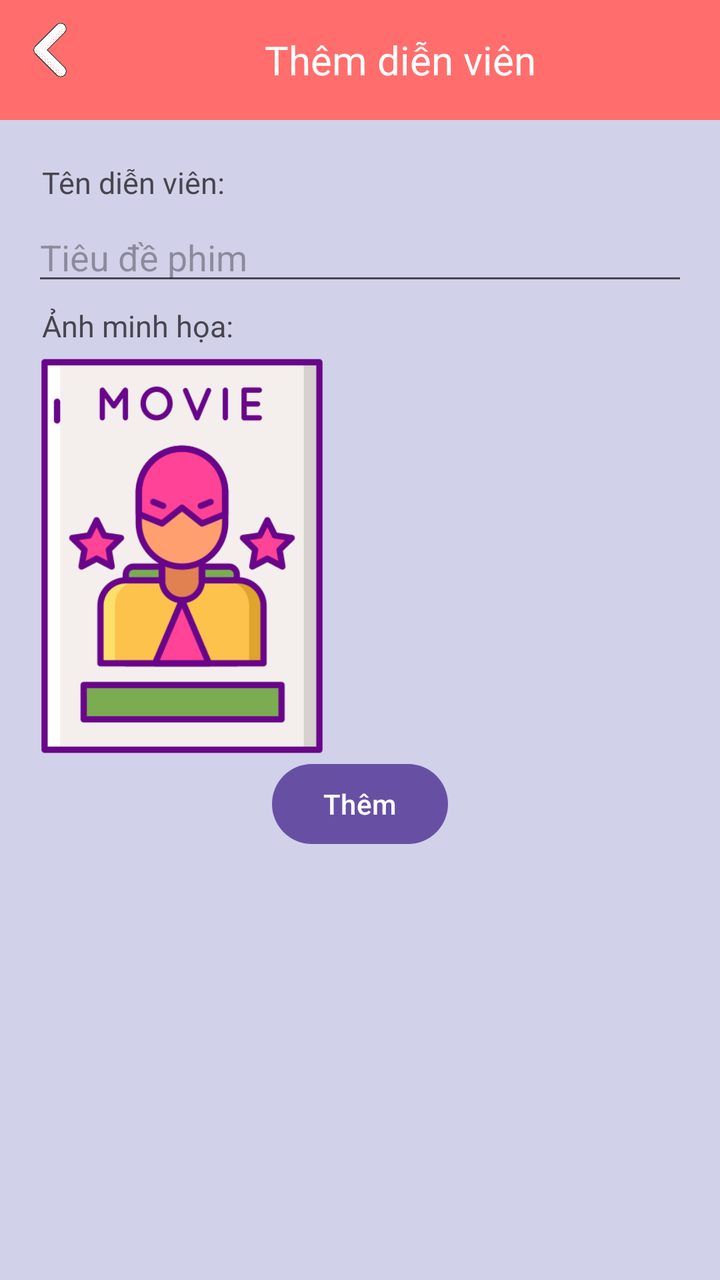
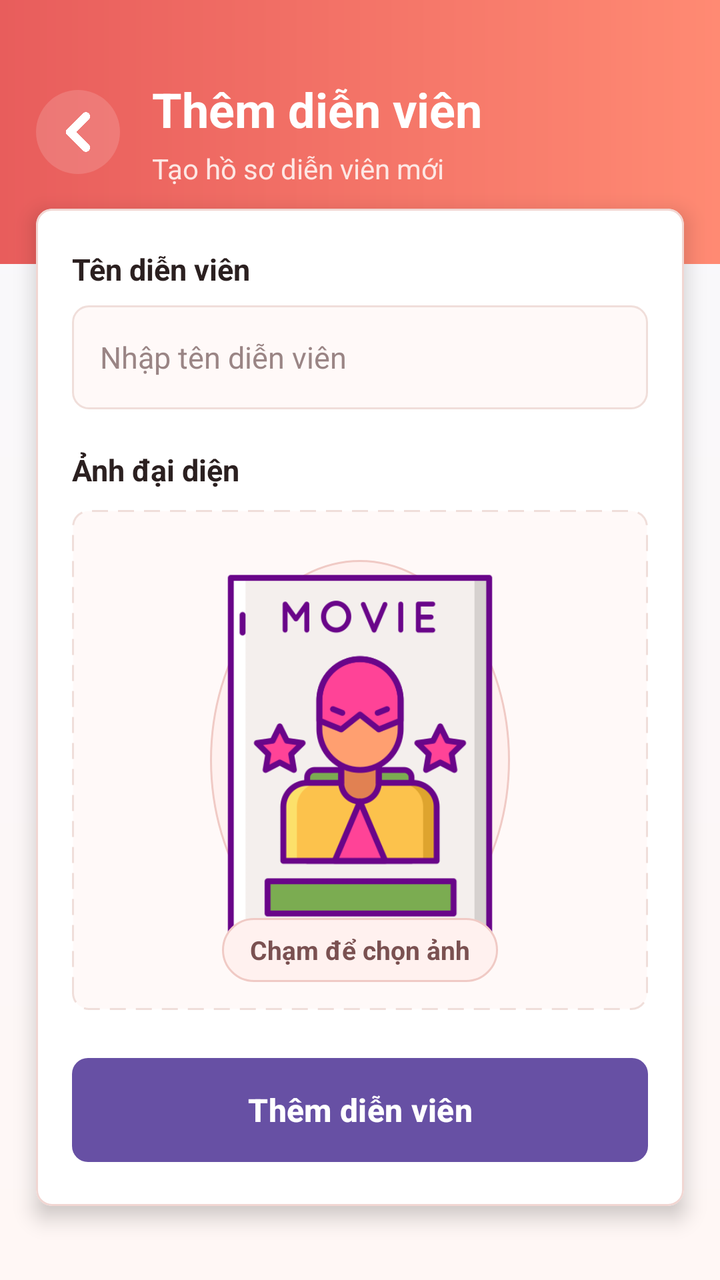

An Android layout rendered at two revisions. The XML below is the earlier revision; the diff shows what the commit changed to produce the second picture.
<!-- AndroidManifest.xml: application theme Theme.DanhGiaPhim -->
<!-- res/layout/activity_add_actor.xml -->
<?xml version="1.0" encoding="utf-8"?>
<ScrollView xmlns:android="http://schemas.android.com/apk/res/android"
    android:layout_width="match_parent"
    android:layout_height="match_parent"
    android:background="#d1d1e9">

    <LinearLayout
        android:layout_width="match_parent"
        android:layout_height="wrap_content"
        android:orientation="vertical">

        <LinearLayout
            android:layout_width="match_parent"
            android:layout_height="60dp"
            android:orientation="horizontal"
            android:background="#ff6e6c">

            <ImageView
                android:id="@+id/btnBackToActorListFromAddActor"
                android:layout_width="30dp"
                android:layout_height="30dp"
                android:src="@drawable/ic_back"
                android:layout_gravity="center"
                android:layout_marginLeft="10dp"
                android:layout_marginBottom="5dp">
            </ImageView>
            <TextView
                android:layout_width="match_parent"
                android:layout_height="wrap_content"
                android:textSize="20dp"
                android:text="Thêm diễn viên"
                android:textColor="@color/white"
                android:layout_gravity="center"
                android:textAlignment="center">

            </TextView>

        </LinearLayout>
        <LinearLayout
            android:layout_width="match_parent"
            android:layout_height="match_parent"
            android:orientation="vertical"
            android:padding="16dp">

            
            <TextView
                android:layout_width="match_parent"
                android:layout_height="wrap_content"
                android:text="Tên diễn viên:"
                android:layout_margin="5dp"
                android:textSize="15dp"
                >
            </TextView>
            <EditText
                android:id="@+id/edtAddActorName"
                android:layout_width="match_parent"
                android:layout_height="wrap_content"
                android:hint="Tiêu đề phim" />


            
            <TextView
                android:layout_width="match_parent"
                android:layout_height="wrap_content"
                android:text="Ảnh minh họa:"
                android:layout_margin="5dp"
                android:textSize="15dp"
                >
            </TextView>
            <ImageView
                android:id="@+id/imgAddActorPoster"
                android:layout_width="150dp"
                android:layout_height="200dp"
                android:scaleType="centerCrop"
                android:src="@drawable/ic_poster" />

            
            <Button
                android:id="@+id/btnAddActor"
                android:layout_width="wrap_content"
                android:layout_height="wrap_content"
                android:layout_gravity="center"
                android:text="Thêm" />
        </LinearLayout>


    </LinearLayout>
</ScrollView>
<!-- resources referenced by this layout -->
<resources>
  <color name="white">#FFFFFFFF</color>
  <!-- drawable ic_back: png bitmap (drawable, 13936 bytes) -->
  <!-- drawable ic_poster: png bitmap (drawable, 27202 bytes) -->
  <style name="Theme.DanhGiaPhim" parent="Base.Theme.DanhGiaPhim" />
  <style name="Base.Theme.DanhGiaPhim" parent="Theme.Material3.DayNight.NoActionBar">
          
          
      </style>
</resources>

<!-- the commit's change to res/layout/activity_add_actor.xml (unified diff, before → after) -->
@@ -1,8 +1,11 @@
 <?xml version="1.0" encoding="utf-8"?>
 <ScrollView xmlns:android="http://schemas.android.com/apk/res/android"
+    xmlns:app="http://schemas.android.com/apk/res-auto"
+    xmlns:tools="http://schemas.android.com/tools"
     android:layout_width="match_parent"
     android:layout_height="match_parent"
-    android:background="#d1d1e9">
+    android:background="@drawable/bg_actor_list_screen"
+    android:fillViewport="true">
 
     <LinearLayout
         android:layout_width="match_parent"
@@ -11,78 +14,147 @@
 
         <LinearLayout
             android:layout_width="match_parent"
-            android:layout_height="60dp"
+            android:layout_height="132dp"
+            android:background="@drawable/bg_actor_list_header"
+            android:gravity="center_vertical"
             android:orientation="horizontal"
-            android:background="#ff6e6c">
+            android:paddingStart="18dp"
+            android:paddingEnd="18dp">
 
             <ImageView
                 android:id="@+id/btnBackToActorListFromAddActor"
-                android:layout_width="30dp"
-                android:layout_height="30dp"
+                android:layout_width="42dp"
+                android:layout_height="42dp"
+                android:background="@drawable/bg_actor_toolbar_button"
+                android:contentDescription="Quay lại"
+                android:padding="10dp"
                 android:src="@drawable/ic_back"
-                android:layout_gravity="center"
-                android:layout_marginLeft="10dp"
-                android:layout_marginBottom="5dp">
-            </ImageView>
-            <TextView
+                app:tint="@color/white" />
+
+            <LinearLayout
+                android:layout_width="0dp"
+                android:layout_height="wrap_content"
+                android:layout_marginStart="16dp"
+                android:layout_weight="1"
+                android:orientation="vertical">
+
+                <TextView
+                    android:layout_width="match_parent"
+                    android:layout_height="wrap_content"
+                    android:text="Thêm diễn viên"
+                    android:textColor="@color/white"
+                    android:textSize="24sp"
+                    android:textStyle="bold" />
+
+                <TextView
+                    android:layout_width="match_parent"
+                    android:layout_height="wrap_content"
+                    android:layout_marginTop="4dp"
+                    android:text="Tạo hồ sơ diễn viên mới"
+                    android:textColor="#FDE7E4"
+                    android:textSize="14sp" />
+            </LinearLayout>
+        </LinearLayout>
+
+        <com.google.android.material.card.MaterialCardView
+            android:layout_width="match_parent"
+            android:layout_height="wrap_content"
+            android:layout_marginStart="18dp"
+            android:layout_marginTop="-28dp"
+            android:layout_marginEnd="18dp"
+            android:layout_marginBottom="24dp"
+            app:cardBackgroundColor="@color/white"
+            app:cardCornerRadius="8dp"
+            app:cardElevation="6dp"
+            app:strokeColor="#F1D6D2"
+            app:strokeWidth="1dp">
+
+            <LinearLayout
                 android:layout_width="match_parent"
                 android:layout_height="wrap_content"
-                android:textSize="20dp"
-                android:text="Thêm diễn viên"
-                android:textColor="@color/white"
-                android:layout_gravity="center"
-                android:textAlignment="center">
+                android:orientation="vertical"
+                android:paddingStart="18dp"
+                android:paddingTop="20dp"
+                android:paddingEnd="18dp"
+                android:paddingBottom="22dp">
 
-            </TextView>
+                <TextView
+                    android:layout_width="match_parent"
+                    android:layout_height="wrap_content"
+                    android:text="Tên diễn viên"
+                    android:textColor="#2B2020"
+                    android:textSize="15sp"
+                    android:textStyle="bold" />
 
-        </LinearLayout>
-        <LinearLayout
-            android:layout_width="match_parent"
-            android:layout_height="match_parent"
-            android:orientation="vertical"
-            android:padding="16dp">
+                <EditText
+                    android:id="@+id/edtAddActorName"
+                    android:layout_width="match_parent"
+                    android:layout_height="52dp"
+                    android:layout_marginTop="8dp"
+                    android:background="@drawable/bg_actor_form_input"
+                    android:hint="Nhập tên diễn viên"
+                    android:inputType="textPersonName"
+                    android:maxLines="1"
+                    android:paddingStart="14dp"
+                    android:paddingEnd="14dp"
+                    android:textColor="#241B1B"
+                    android:textColorHint="#9A8585"
+                    android:textSize="15sp" />
 
-            
-            <TextView
-                android:layout_width="match_parent"
-                android:layout_height="wrap_content"
-                android:text="Tên diễn viên:"
-                android:layout_margin="5dp"
-                android:textSize="15dp"
-                >
-            </TextView>
-            <EditText
-                android:id="@+id/edtAddActorName"
-                android:layout_width="match_parent"
-                android:layout_height="wrap_content"
-                android:hint="Tiêu đề phim" />
+                <TextView
+                    android:layout_width="match_parent"
+                    android:layout_height="wrap_content"
+                    android:layout_marginTop="20dp"
+                    android:text="Ảnh đại diện"
+                    android:textColor="#2B2020"
+                    android:textSize="15sp"
+                    android:textStyle="bold" />
 
+                <FrameLayout
+                    android:layout_width="match_parent"
+                    android:layout_height="250dp"
+                    android:layout_marginTop="10dp"
+                    android:background="@drawable/bg_actor_image_picker"
+                    android:padding="14dp">
 
-            
-            <TextView
-                android:layout_width="match_parent"
-                android:layout_height="wrap_content"
-                android:text="Ảnh minh họa:"
-                android:layout_margin="5dp"
-                android:textSize="15dp"
-                >
-            </TextView>
-            <ImageView
-                android:id="@+id/imgAddActorPoster"
-                android:layout_width="150dp"
-                android:layout_height="200dp"
-                android:scaleType="centerCrop"
-                android:src="@drawable/ic_poster" />
+                    <ImageView
+                        android:id="@+id/imgAddActorPoster"
+                        android:layout_width="150dp"
+                        android:layout_height="200dp"
+                        android:layout_gravity="center"
+                        android:background="@drawable/bg_actor_avatar"
+                        android:contentDescription="Chọn ảnh đại diện"
+                        android:padding="6dp"
+                        android:scaleType="centerCrop"
+                        android:src="@drawable/ic_poster" />
 
-            
-            <Button
-                android:id="@+id/btnAddActor"
-                android:layout_width="wrap_content"
-                android:layout_height="wrap_content"
-                android:layout_gravity="center"
-                android:text="Thêm" />
-        </LinearLayout>
+                    <TextView
+                        android:layout_width="wrap_content"
+                        android:layout_height="32dp"
+                        android:layout_gravity="bottom|center_horizontal"
+                        android:background="@drawable/bg_actor_image_picker_badge"
+                        android:gravity="center"
+                        android:paddingStart="14dp"
+                        android:paddingEnd="14dp"
+                        android:text="Chạm để chọn ảnh"
+                        android:textColor="#7A5151"
+                        android:textSize="13sp"
+                        android:textStyle="bold" />
+                </FrameLayout>
 
-
+                <Button
+                    android:id="@+id/btnAddActor"
+                    android:layout_width="match_parent"
+                    android:layout_height="52dp"
+                    android:layout_marginTop="24dp"
+                    android:background="@drawable/bg_actor_primary_button"
+                    android:text="Thêm diễn viên"
+                    android:textAllCaps="false"
+                    android:textColor="@color/white"
+                    android:textSize="16sp"
+                    android:textStyle="bold"
+                    tools:ignore="TextContrastCheck" />
+            </LinearLayout>
+        </com.google.android.material.card.MaterialCardView>
     </LinearLayout>
 </ScrollView>
<!-- resource entries referenced after the edit -->
@@ -1,6 +1,106 @@
 <!-- resources referenced by this layout -->
 <resources>
   <color name="white">#FFFFFFFF</color>
+  <!-- drawable bg_actor_avatar (drawable) -->
+  <?xml version="1.0" encoding="utf-8"?>
+  <shape xmlns:android="http://schemas.android.com/apk/res/android"
+      android:shape="oval">
+      <solid android:color="#FFF1EF" />
+      <stroke
+          android:width="1dp"
+          android:color="#F0CAC5" />
+  </shape>
+  <!-- drawable bg_actor_form_input (drawable) -->
+  <?xml version="1.0" encoding="utf-8"?>
+  <selector xmlns:android="http://schemas.android.com/apk/res/android">
+      <item android:state_focused="true">
+          <shape android:shape="rectangle">
+              <solid android:color="#FFFFFF" />
+              <stroke
+                  android:width="2dp"
+                  android:color="#E85D5C" />
+              <corners android:radius="8dp" />
+          </shape>
+      </item>
+      <item>
+          <shape android:shape="rectangle">
+              <solid android:color="#FFF9F8" />
+              <stroke
+                  android:width="1dp"
+                  android:color="#F0DEDA" />
+              <corners android:radius="8dp" />
+          </shape>
+      </item>
+  </selector>
+  <!-- drawable bg_actor_image_picker (drawable) -->
+  <?xml version="1.0" encoding="utf-8"?>
+  <shape xmlns:android="http://schemas.android.com/apk/res/android">
+      <solid android:color="#FFF9F8" />
+      <stroke
+          android:width="1dp"
+          android:color="#F0DEDA"
+          android:dashWidth="8dp"
+          android:dashGap="5dp" />
+      <corners android:radius="8dp" />
+  </shape>
+  <!-- drawable bg_actor_image_picker_badge (drawable) -->
+  <?xml version="1.0" encoding="utf-8"?>
+  <shape xmlns:android="http://schemas.android.com/apk/res/android">
+      <solid android:color="#FFF1EF" />
+      <stroke
+          android:width="1dp"
+          android:color="#F0CAC5" />
+      <corners android:radius="16dp" />
+  </shape>
+  <!-- drawable bg_actor_list_header (drawable) -->
+  <?xml version="1.0" encoding="utf-8"?>
+  <shape xmlns:android="http://schemas.android.com/apk/res/android">
+      <gradient
+          android:angle="0"
+          android:endColor="#FF8A73"
+          android:startColor="#E85D5C" />
+  </shape>
+  <!-- drawable bg_actor_list_screen (drawable) -->
+  <?xml version="1.0" encoding="utf-8"?>
+  <shape xmlns:android="http://schemas.android.com/apk/res/android">
+      <gradient
+          android:angle="270"
+          android:endColor="#FFF7F5"
+          android:startColor="#F7F8FC" />
+  </shape>
+  <!-- drawable bg_actor_primary_button (drawable) -->
+  <?xml version="1.0" encoding="utf-8"?>
+  <selector xmlns:android="http://schemas.android.com/apk/res/android">
+      <item android:state_pressed="true">
+          <shape android:shape="rectangle">
+              <solid android:color="#D44E4D" />
+              <corners android:radius="8dp" />
+          </shape>
+      </item>
+      <item>
+          <shape android:shape="rectangle">
+              <gradient
+                  android:angle="0"
+                  android:endColor="#FF8A73"
+                  android:startColor="#E85D5C" />
+              <corners android:radius="8dp" />
+          </shape>
+      </item>
+  </selector>
+  <!-- drawable bg_actor_toolbar_button (drawable) -->
+  <?xml version="1.0" encoding="utf-8"?>
+  <selector xmlns:android="http://schemas.android.com/apk/res/android">
+      <item android:state_pressed="true">
+          <shape android:shape="oval">
+              <solid android:color="#40FFFFFF" />
+          </shape>
+      </item>
+      <item>
+          <shape android:shape="oval">
+              <solid android:color="#26FFFFFF" />
+          </shape>
+      </item>
+  </selector>
   <!-- drawable ic_back: png bitmap (drawable, 13936 bytes) -->
   <!-- drawable ic_poster: png bitmap (drawable, 27202 bytes) -->
   <style name="Theme.DanhGiaPhim" parent="Base.Theme.DanhGiaPhim" />
